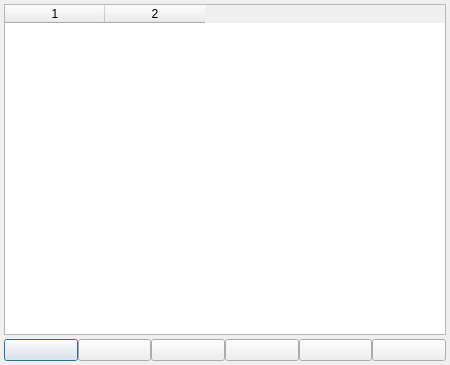
Old version of the form src/forms/townset.ui in the repository Pavel-II/timezones.
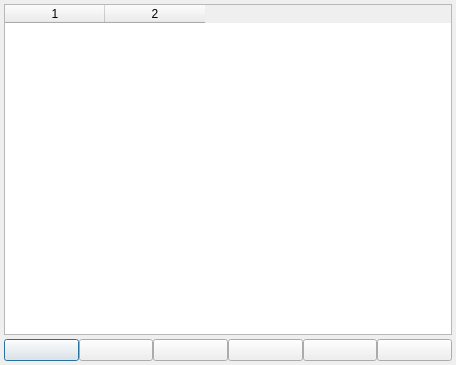
New version of the form. Icons and pictures are not drawn.

```diff
--- a/src/forms/townset.ui
+++ b/src/forms/townset.ui
@@ -6,7 +6,7 @@
    <rect>
     <x>0</x>
     <y>0</y>
-    <width>450</width>
+    <width>456</width>
     <height>365</height>
    </rect>
   </property>
```
